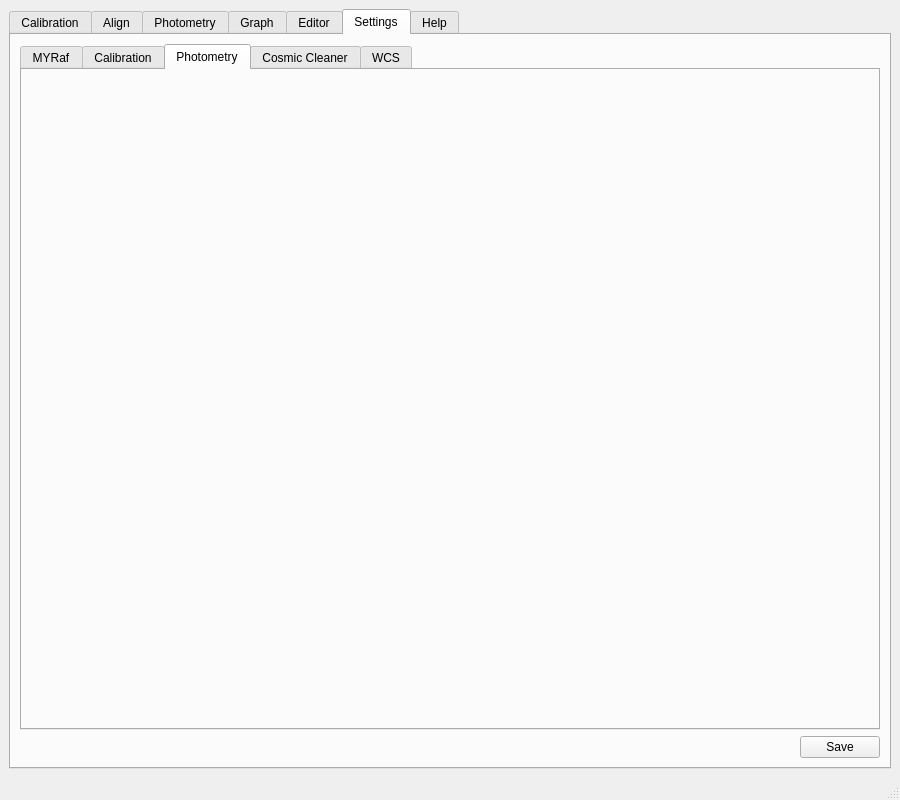
This is gui/myraf.ui in myrafproject/myrafproject as Qt 5 draws it before an edit. The edited form follows.
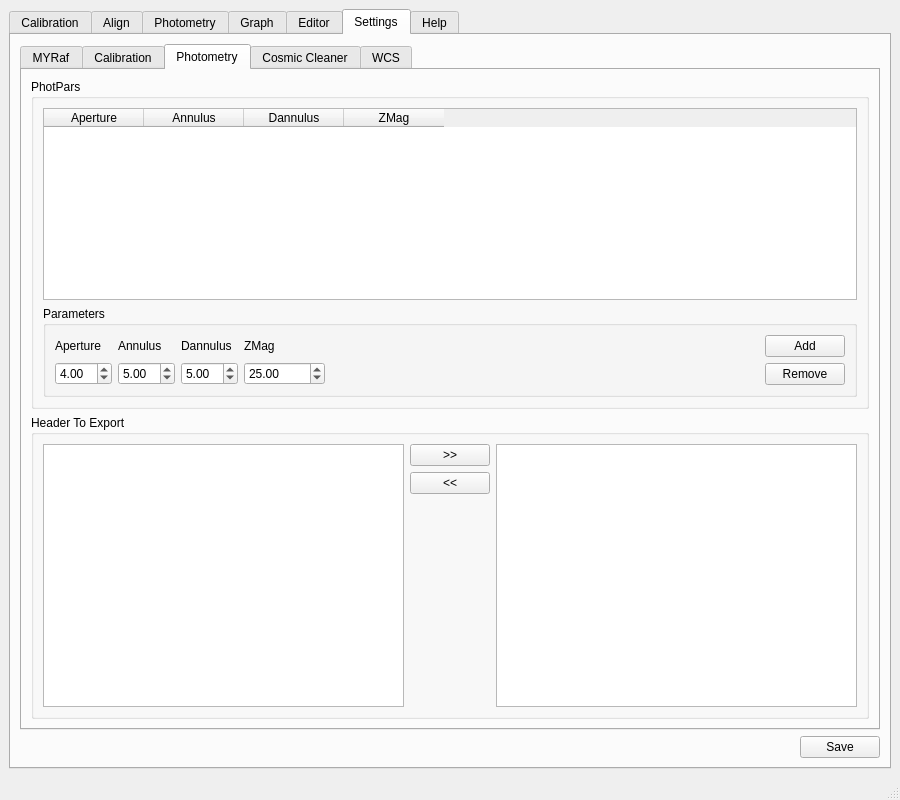
This is the edited form. The open tabs and pages were chosen to show the change. Custom widgets are drawn as their Qt base class.

Patch:
```diff
--- a/gui/myraf.ui
+++ b/gui/myraf.ui
@@ -1336,6 +1336,200 @@
            <attribute name="title">
             <string>Photometry</string>
            </attribute>
+           <layout class="QGridLayout" name="gridLayout_40">
+            <item row="0" column="0">
+             <widget class="QGroupBox" name="groupBox_13">
+              <property name="title">
+               <string>PhotPars</string>
+              </property>
+              <layout class="QGridLayout" name="gridLayout_45">
+               <item row="0" column="0">
+                <widget class="QTableWidget" name="phot_par_list">
+                 <property name="selectionBehavior">
+                  <enum>QAbstractItemView::SelectRows</enum>
+                 </property>
+                 <column>
+                  <property name="text">
+                   <string>Aperture</string>
+                  </property>
+                 </column>
+                 <column>
+                  <property name="text">
+                   <string>Annulus</string>
+                  </property>
+                 </column>
+                 <column>
+                  <property name="text">
+                   <string>Dannulus</string>
+                  </property>
+                 </column>
+                 <column>
+                  <property name="text">
+                   <string>ZMag</string>
+                  </property>
+                 </column>
+                </widget>
+               </item>
+               <item row="1" column="0">
+                <widget class="QGroupBox" name="groupBox_15">
+                 <property name="title">
+                  <string>Parameters</string>
+                 </property>
+                 <layout class="QGridLayout" name="gridLayout_44">
+                  <item row="0" column="0">
+                   <layout class="QGridLayout" name="gridLayout_42">
+                    <item row="0" column="0">
+                     <widget class="QLabel" name="label_18">
+                      <property name="text">
+                       <string>Aperture</string>
+                      </property>
+                     </widget>
+                    </item>
+                    <item row="0" column="1">
+                     <widget class="QLabel" name="label_24">
+                      <property name="text">
+                       <string>Annulus</string>
+                      </property>
+                     </widget>
+                    </item>
+                    <item row="0" column="2">
+                     <widget class="QLabel" name="label_25">
+                      <property name="text">
+                       <string>Dannulus</string>
+                      </property>
+                     </widget>
+                    </item>
+                    <item row="0" column="3">
+                     <widget class="QLabel" name="label_26">
+                      <property name="text">
+                       <string>ZMag</string>
+                      </property>
+                     </widget>
+                    </item>
+                    <item row="1" column="0">
+                     <widget class="QDoubleSpinBox" name="phot_aperture">
+                      <property name="value">
+                       <double>4.000000000000000</double>
+                      </property>
+                     </widget>
+                    </item>
+                    <item row="1" column="1">
+                     <widget class="QDoubleSpinBox" name="phot_annulus">
+                      <property name="value">
+                       <double>5.000000000000000</double>
+                      </property>
+                     </widget>
+                    </item>
+                    <item row="1" column="2">
+                     <widget class="QDoubleSpinBox" name="phot_dannulus">
+                      <property name="value">
+                       <double>5.000000000000000</double>
+                      </property>
+                     </widget>
+                    </item>
+                    <item row="1" column="3">
+                     <widget class="QDoubleSpinBox" name="phot_zmag">
+                      <property name="minimum">
+                       <double>-65535.000000000000000</double>
+                      </property>
+                      <property name="maximum">
+                       <double>65535.000000000000000</double>
+                      </property>
+                      <property name="value">
+                       <double>25.000000000000000</double>
+                      </property>
+                     </widget>
+                    </item>
+                   </layout>
+                  </item>
+                  <item row="0" column="1">
+                   <spacer name="horizontalSpacer_12">
+                    <property name="orientation">
+                     <enum>Qt::Horizontal</enum>
+                    </property>
+                    <property name="sizeHint" stdset="0">
+                     <size>
+                      <width>367</width>
+                      <height>20</height>
+                     </size>
+                    </property>
+                   </spacer>
+                  </item>
+                  <item row="0" column="2">
+                   <layout class="QGridLayout" name="gridLayout_43">
+                    <item row="0" column="0">
+                     <widget class="QPushButton" name="phot_add_par">
+                      <property name="text">
+                       <string>Add</string>
+                      </property>
+                     </widget>
+                    </item>
+                    <item row="1" column="0">
+                     <widget class="QPushButton" name="phot_rm_par">
+                      <property name="text">
+                       <string>Remove</string>
+                      </property>
+                     </widget>
+                    </item>
+                   </layout>
+                  </item>
+                 </layout>
+                </widget>
+               </item>
+              </layout>
+             </widget>
+            </item>
+            <item row="1" column="0">
+             <widget class="QGroupBox" name="groupBox_14">
+              <property name="title">
+               <string>Header To Export</string>
+              </property>
+              <layout class="QGridLayout" name="gridLayout_39">
+               <item row="0" column="0" rowspan="3">
+                <widget class="QListWidget" name="phot_header_list">
+                 <property name="selectionMode">
+                  <enum>QAbstractItemView::ExtendedSelection</enum>
+                 </property>
+                </widget>
+               </item>
+               <item row="0" column="1">
+                <widget class="QPushButton" name="phot_add_to_header_to_extract">
+                 <property name="text">
+                  <string>&gt;&gt;</string>
+                 </property>
+                </widget>
+               </item>
+               <item row="0" column="2" rowspan="3">
+                <widget class="QListWidget" name="phot_header_to_exract">
+                 <property name="selectionMode">
+                  <enum>QAbstractItemView::MultiSelection</enum>
+                 </property>
+                </widget>
+               </item>
+               <item row="1" column="1">
+                <widget class="QPushButton" name="phot_remobe_from_header_to_extract">
+                 <property name="text">
+                  <string>&lt;&lt;</string>
+                 </property>
+                </widget>
+               </item>
+               <item row="2" column="1">
+                <spacer name="verticalSpacer_3">
+                 <property name="orientation">
+                  <enum>Qt::Vertical</enum>
+                 </property>
+                 <property name="sizeHint" stdset="0">
+                  <size>
+                   <width>20</width>
+                   <height>150</height>
+                  </size>
+                 </property>
+                </spacer>
+               </item>
+              </layout>
+             </widget>
+            </item>
+           </layout>
           </widget>
           <widget class="QWidget" name="tab_30">
            <attribute name="title">
```
Left out of the diff: 49 changed lines with no effect on the pictures.
